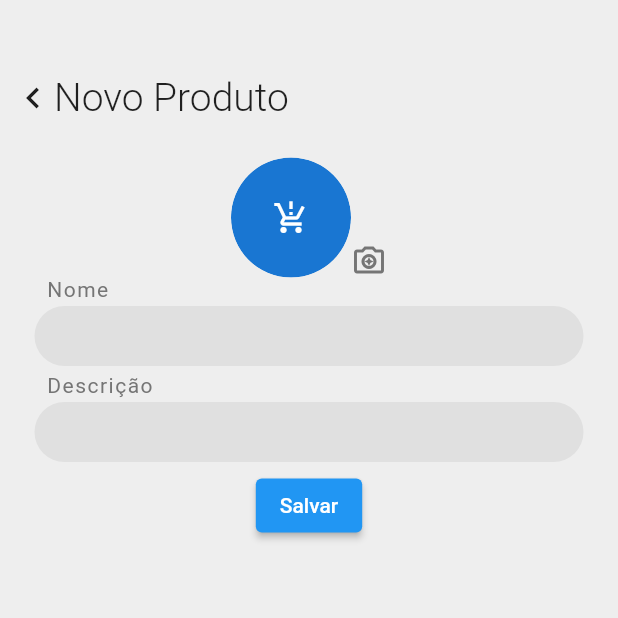
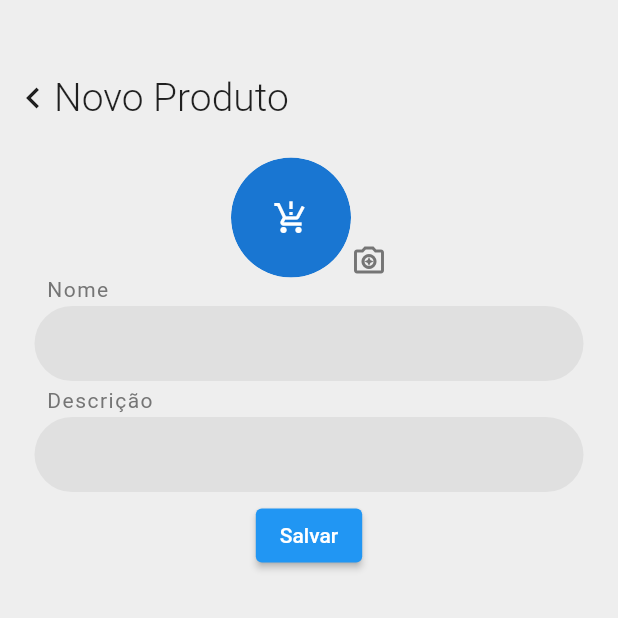
Before and after one commit to Kilder-M/rv_crud_challenger, a Flutter app: the UpdateView screen opened directly, on a phone screen of 412 x 824 dp, the top half of it. Run offline on Flutter 3.47's test engine with Material 2 defaults, Android fonts, the light colour scheme and no system bars; our stand-ins replace get, image_picker, sqflite; accounts and stored records are empty.

Commit message:
feat: :lipstick: Alteração no tamanho do textfield

```diff
--- a/lib/app/util/widgets/text_form_product.dart
+++ b/lib/app/util/widgets/text_form_product.dart
@@ -66,7 +66,7 @@ class TextFormProduct extends StatelessWidget {
           ),
           Container(
             width: width ?? double.infinity,
-            height: heigth ?? 40,
+            height: heigth ?? 50,
             decoration: BoxDecoration(
               borderRadius: BorderRadius.circular(25),
               color: Colors.grey[300],
```
